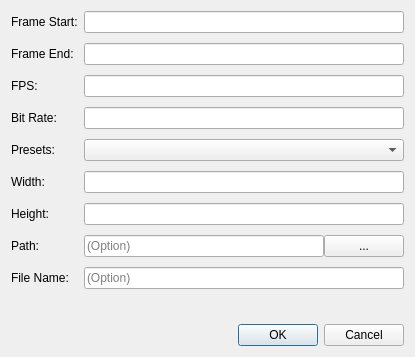
Qt form ui/zenoedit/dialog/zrecorddlg.ui (zenustech/zeno) before a commit.
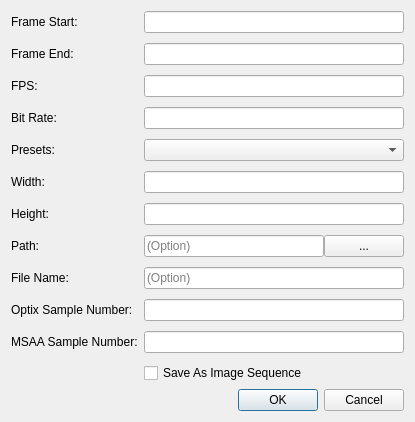
The same form after that commit.

Diff of the .ui file:
```diff
--- a/ui/zenoedit/dialog/zrecorddlg.ui
+++ b/ui/zenoedit/dialog/zrecorddlg.ui
@@ -98,6 +98,34 @@
        </property>
       </widget>
      </item>
+     <item row="9" column="0">
+      <widget class="QLabel" name="label">
+       <property name="text">
+        <string>Optix Sample Number:</string>
+       </property>
+      </widget>
+     </item>
+     <item row="9" column="1">
+      <widget class="QLineEdit" name="optixSamplerNumber"/>
+     </item>
+
+     <item row="10" column="0">
+      <widget class="QLabel" name="label1">
+       <property name="text">
+        <string>MSAA Sample Number:</string>
+       </property>
+      </widget>
+     </item>
+     <item row="11" column="1">
+      <widget class="QCheckBox" name="image_sequence">
+       <property name="text">
+        <string>Save As Image Sequence</string>
+       </property>
+      </widget>
+     </item>
+     <item row="10" column="1">
+      <widget class="QLineEdit" name="msaaSamplerNumber"/>
+     </item>
      <item row="6" column="1">
       <widget class="QLineEdit" name="lineHeight"/>
      </item>
```
